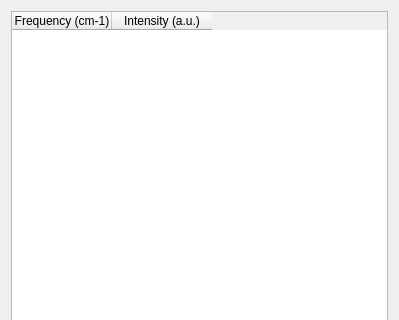
This is libavogadro/src/extensions/vibrationdialog.ui in cryos/avogadro as Qt 5 draws it before an edit; both pictures show x 0 to 399 and y 0 to 320 of the 399 by 459 pixel window. The edited form follows.
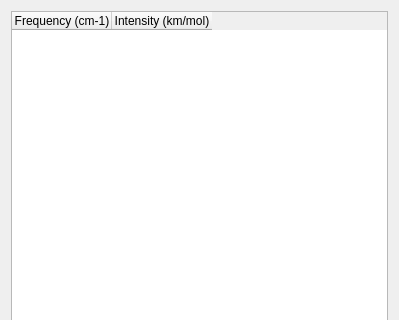
This is the edited form.

Commit message: Openbabel uses km/mol for intensities, not a.u. -- thanks azeem.

Patch:
```diff
--- a/libavogadro/src/extensions/vibrationdialog.ui
+++ b/libavogadro/src/extensions/vibrationdialog.ui
@@ -47,7 +47,7 @@
      </column>
      <column>
       <property name="text">
-       <string>Intensity (a.u.)</string>
+       <string>Intensity (km/mol)</string>
       </property>
      </column>
     </widget>
```
